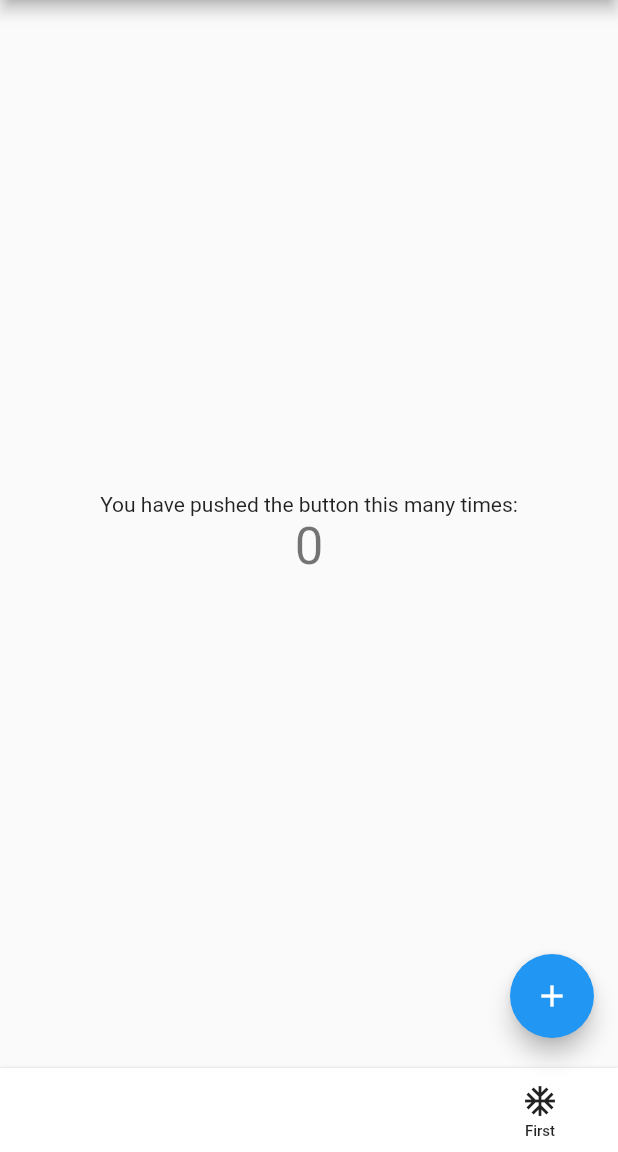
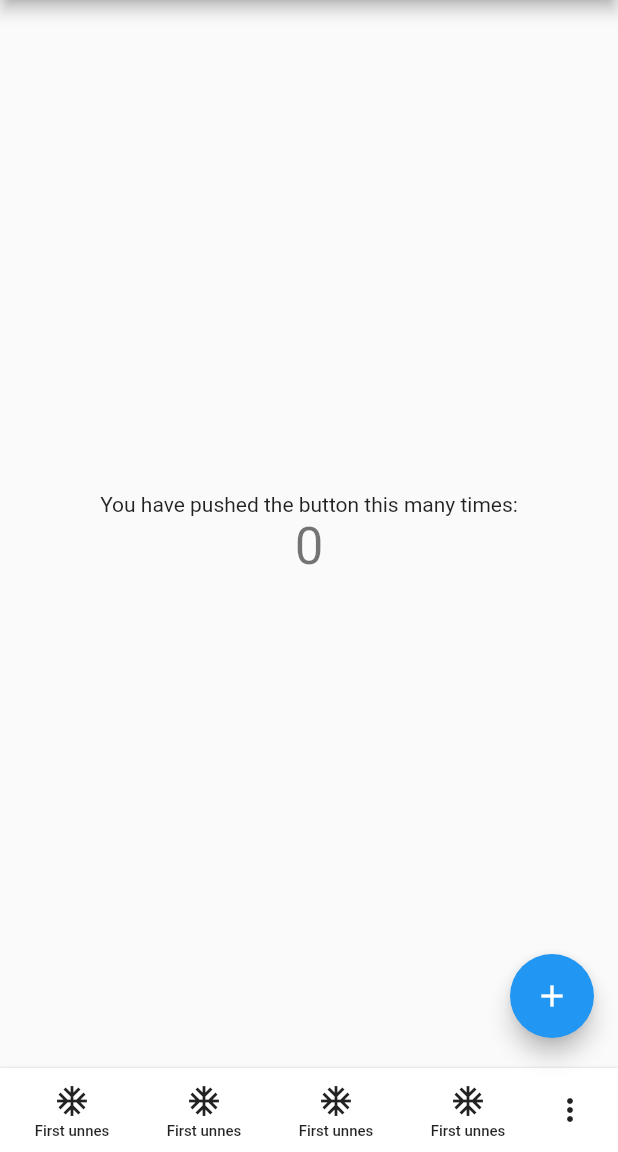
Before and after one commit to flankb/metro_appbar, a Flutter app: the screen it shows after launch, on a phone screen of 412 x 824 dp, the part 84-1236 px from its top. Run offline on Flutter 3.47's test engine with Material 2 defaults, Android fonts, the phone set to English and light mode, and no system bars.

Commit message:
Wrap with SingleChildScrollView

```diff
--- a/example/lib/main.dart
+++ b/example/lib/main.dart
@@ -115,12 +115,20 @@ class _MyHomePageState extends State<MyHomePage> {
             MetroAppBar(
               primaryCommands: [
                 PrimaryCommand(
-                    onPressed: () {}, pic: Icons.ac_unit, text: "First")
+                    onPressed: () {}, pic: Icons.ac_unit, text: "First unnes"),
+                PrimaryCommand(
+                    onPressed: () {}, pic: Icons.ac_unit, text: "First unnes"),
+                PrimaryCommand(
+                    onPressed: () {}, pic: Icons.ac_unit, text: "First unnes"),
+                PrimaryCommand(
+                    onPressed: () {}, pic: Icons.ac_unit, text: "First unnes"),
+                PrimaryCommand(
+                    onPressed: () {}, pic: Icons.ac_unit, text: "First unnes")
               ],
-              /*secondaryCommands: [
+              secondaryCommands: [
                 SecondaryCommand(
                     commandName: "one", onPressed: () {}, text: "Review")
-              ],*/
+              ],
             ),
           ],
         ),
--- a/lib/metro_appbar.dart
+++ b/lib/metro_appbar.dart
@@ -83,6 +83,7 @@ class _MetroAppBarState extends State<MetroAppBar>
   Widget build(BuildContext context) {
     return Container(
       height: 56,
+      width: double.infinity,
       decoration: BoxDecoration(
           color: Theme.of(context).bottomAppBarColor,
           boxShadow: [
@@ -101,6 +102,11 @@ class _MetroAppBarState extends State<MetroAppBar>
           )),
       child: Padding(
         padding: const EdgeInsets.symmetric(horizontal: 8),
+        child: Align(
+          alignment: Alignment.centerRight,
+          child: SingleChildScrollView(
+            reverse: true,
+            scrollDirection: Axis.horizontal,
             child: Row(
               //crossAxisAlignment: CrossAxisAlignment.stretch,
               mainAxisAlignment: MainAxisAlignment.end,
@@ -128,6 +134,8 @@ class _MetroAppBarState extends State<MetroAppBar>
               ],
             ),
           ),
+        ),
+      ),
     );
   }
 }
```
Lines whose indentation alone changed are shown as unchanged.
